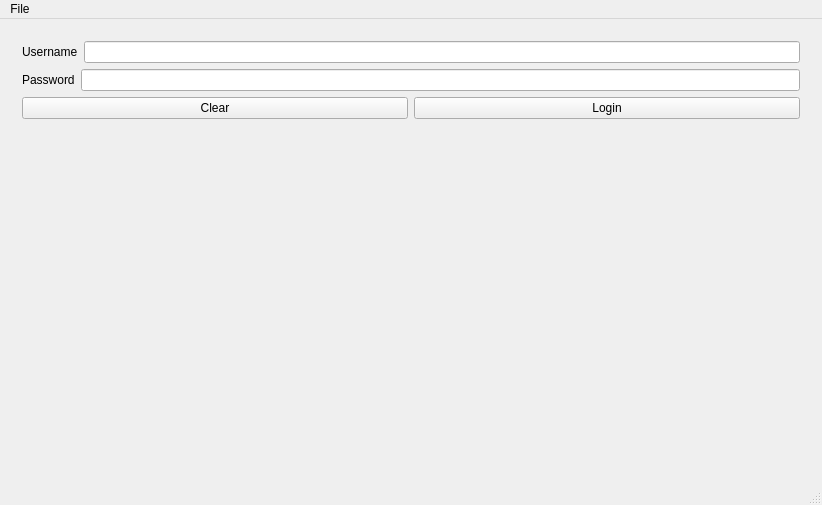
This is client/mainwindow.ui in Davidj361/cuTPS as Qt 5 draws it before an edit. The edited form follows.
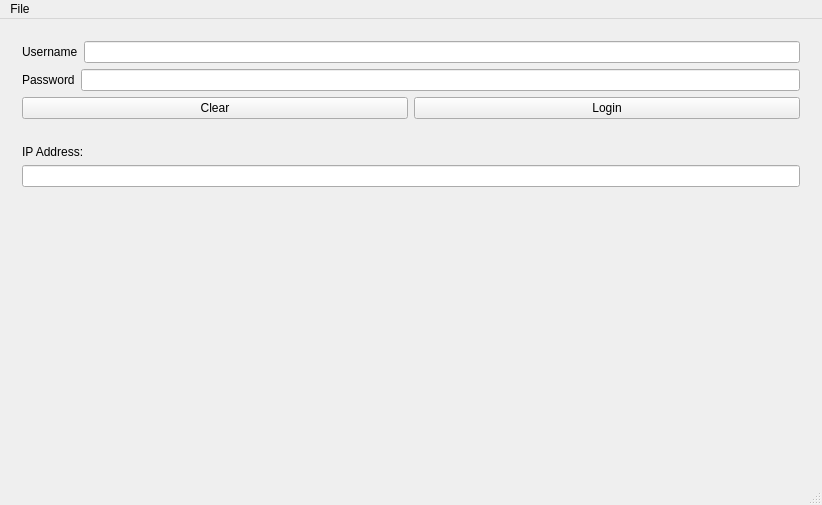
This is the edited form. The open tabs and pages were chosen to show the change. Icons and pictures are not drawn.

Commit message: Main Student UI stuff added

The edit to the form file:
```diff
--- a/client/mainwindow.ui
+++ b/client/mainwindow.ui
@@ -217,6 +217,16 @@
             </property>
            </widget>
           </item>
+          <item>
+           <widget class="QLabel" name="label_4">
+            <property name="text">
+             <string>IP Address:</string>
+            </property>
+           </widget>
+          </item>
+          <item>
+           <widget class="QLineEdit" name="ipAddressTextbox"/>
+          </item>
           <item>
            <spacer name="verticalSpacer">
             <property name="orientation">
```
Left out of the diff: 10 changed lines with no effect on the pictures. The commit also changes 3 other files.
